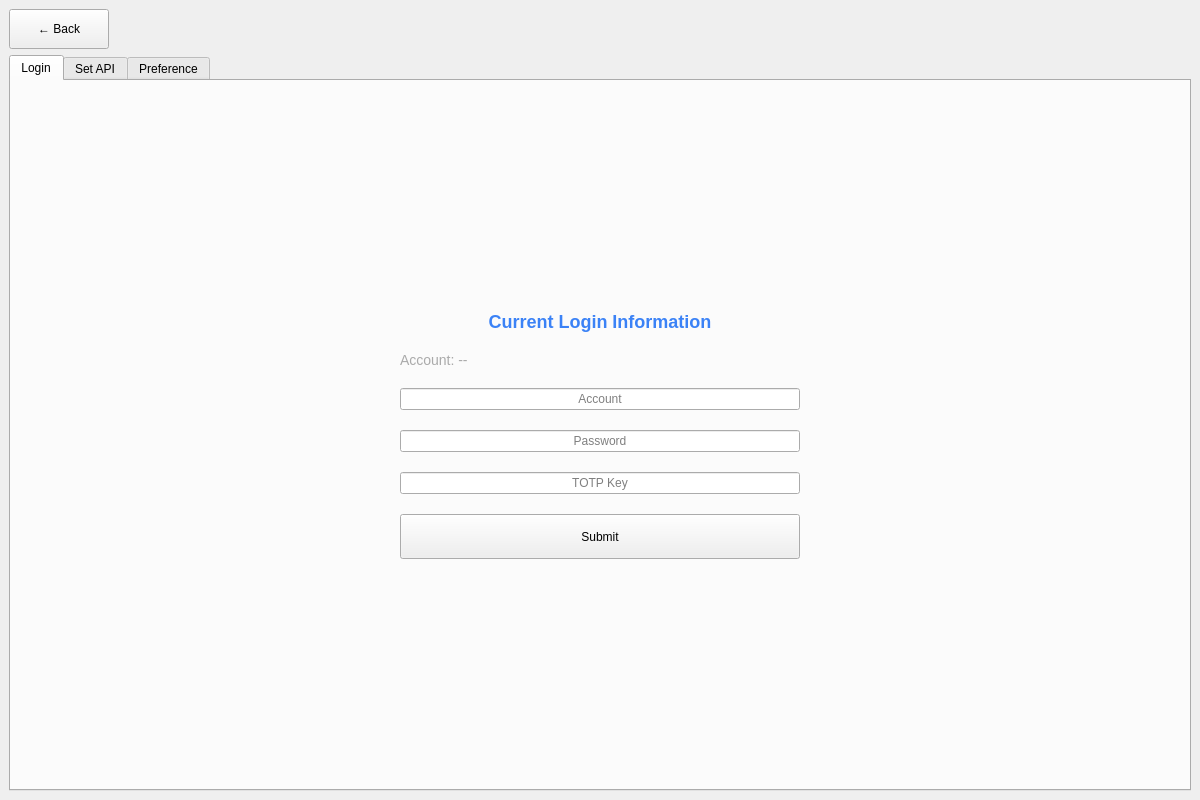
This is gui/ui/sitting.ui in s1lently/canvas_decon as Qt 5 draws it before an edit. The edited form follows.
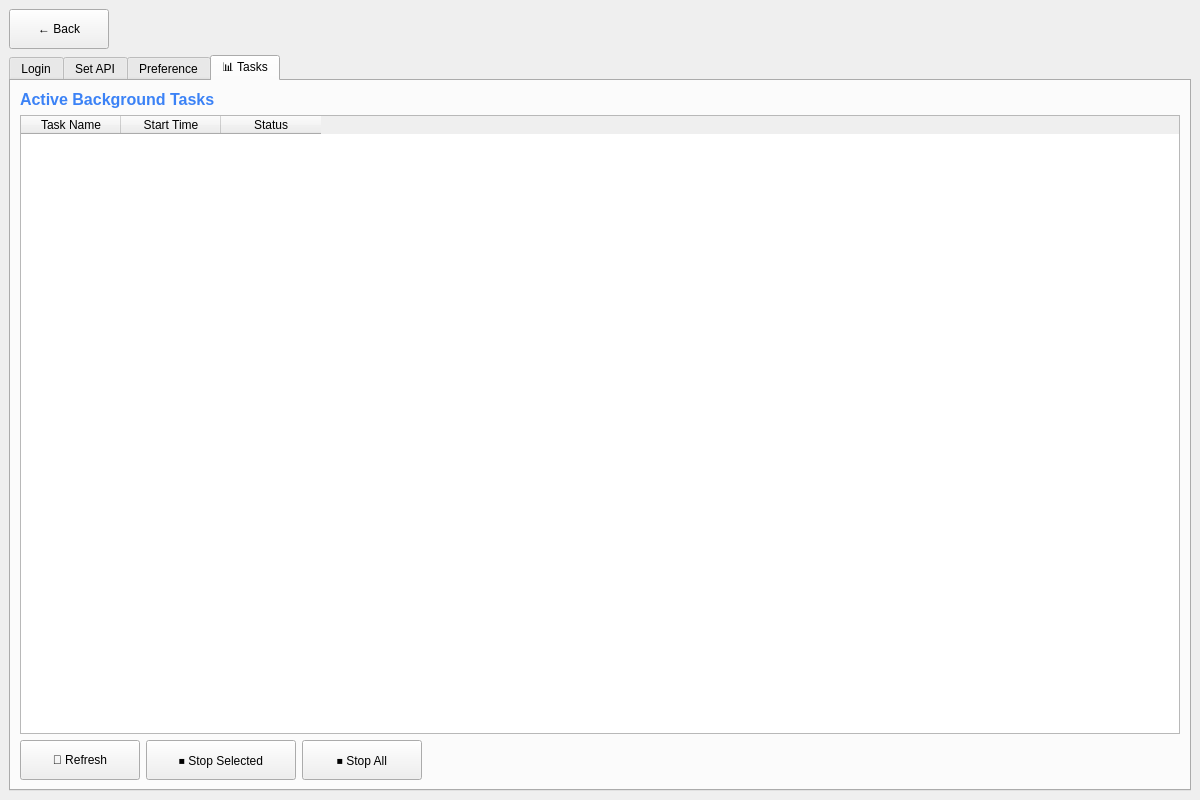
This is the edited form. The open tabs and pages were chosen to show the change.

```diff
--- a/gui/ui/sitting.ui
+++ b/gui/ui/sitting.ui
@@ -503,6 +503,107 @@
         </item>
        </layout>
       </widget>
+      <widget class="QWidget" name="tasksTab">
+       <attribute name="title">
+        <string>📊 Tasks</string>
+       </attribute>
+       <layout class="QVBoxLayout" name="tasksTabLayout">
+        <item>
+         <widget class="QLabel" name="tasksInfoLabel">
+          <property name="text">
+           <string>Active Background Tasks</string>
+          </property>
+          <property name="styleSheet">
+           <string>font-size: 16px; font-weight: bold; color: #3b82f6;</string>
+          </property>
+         </widget>
+        </item>
+        <item>
+         <widget class="QTableWidget" name="tasksTable">
+          <property name="alternatingRowColors">
+           <bool>true</bool>
+          </property>
+          <property name="selectionBehavior">
+           <enum>QAbstractItemView::SelectRows</enum>
+          </property>
+          <property name="minimumHeight">
+           <number>400</number>
+          </property>
+          <column>
+           <property name="text">
+            <string>Task Name</string>
+           </property>
+          </column>
+          <column>
+           <property name="text">
+            <string>Start Time</string>
+           </property>
+          </column>
+          <column>
+           <property name="text">
+            <string>Status</string>
+           </property>
+          </column>
+         </widget>
+        </item>
+        <item>
+         <layout class="QHBoxLayout" name="tasksButtonLayout">
+          <item>
+           <widget class="QPushButton" name="refreshTasksBtn">
+            <property name="text">
+             <string>🔄 Refresh</string>
+            </property>
+            <property name="minimumSize">
+             <size>
+              <width>120</width>
+              <height>40</height>
+             </size>
+            </property>
+           </widget>
+          </item>
+          <item>
+           <widget class="QPushButton" name="stopTaskBtn">
+            <property name="text">
+             <string>⏹️ Stop Selected</string>
+            </property>
+            <property name="minimumSize">
+             <size>
+              <width>150</width>
+              <height>40</height>
+             </size>
+            </property>
+           </widget>
+          </item>
+          <item>
+           <widget class="QPushButton" name="stopAllTasksBtn">
+            <property name="text">
+             <string>⏹️ Stop All</string>
+            </property>
+            <property name="minimumSize">
+             <size>
+              <width>120</width>
+              <height>40</height>
+             </size>
+            </property>
+           </widget>
+          </item>
+          <item>
+           <spacer name="tasksHorizontalSpacer">
+            <property name="orientation">
+             <enum>Qt::Horizontal</enum>
+            </property>
+            <property name="sizeHint" stdset="0">
+             <size>
+              <width>40</width>
+              <height>20</height>
+             </size>
+            </property>
+           </spacer>
+          </item>
+         </layout>
+        </item>
+       </layout>
+      </widget>
      </widget>
     </item>
    </layout>
```
